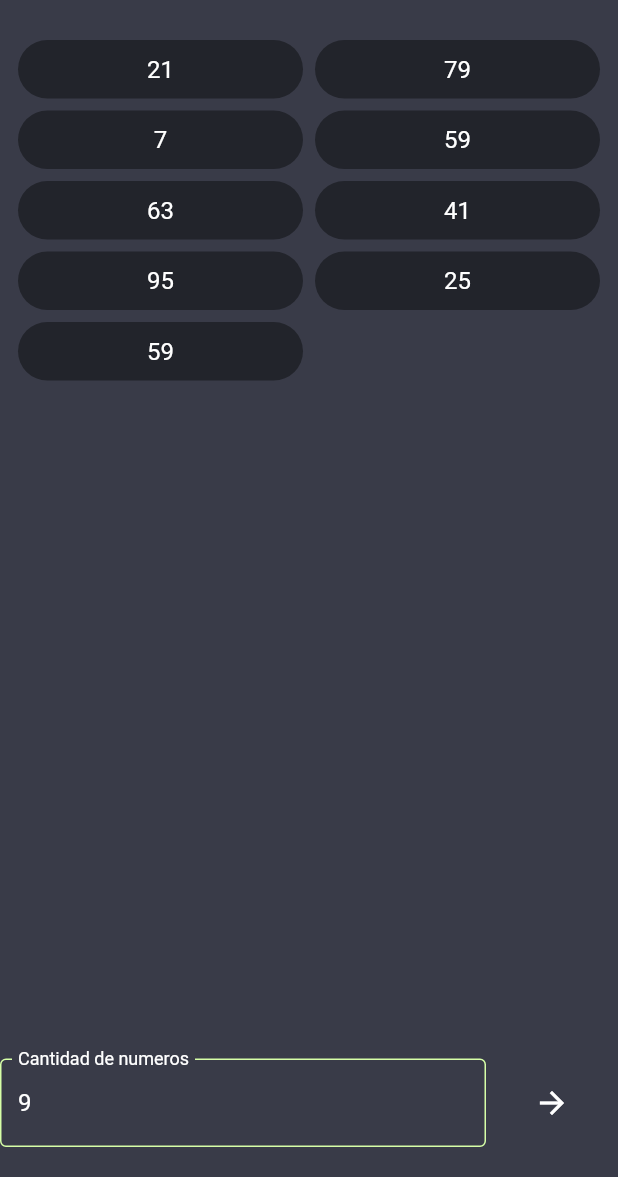
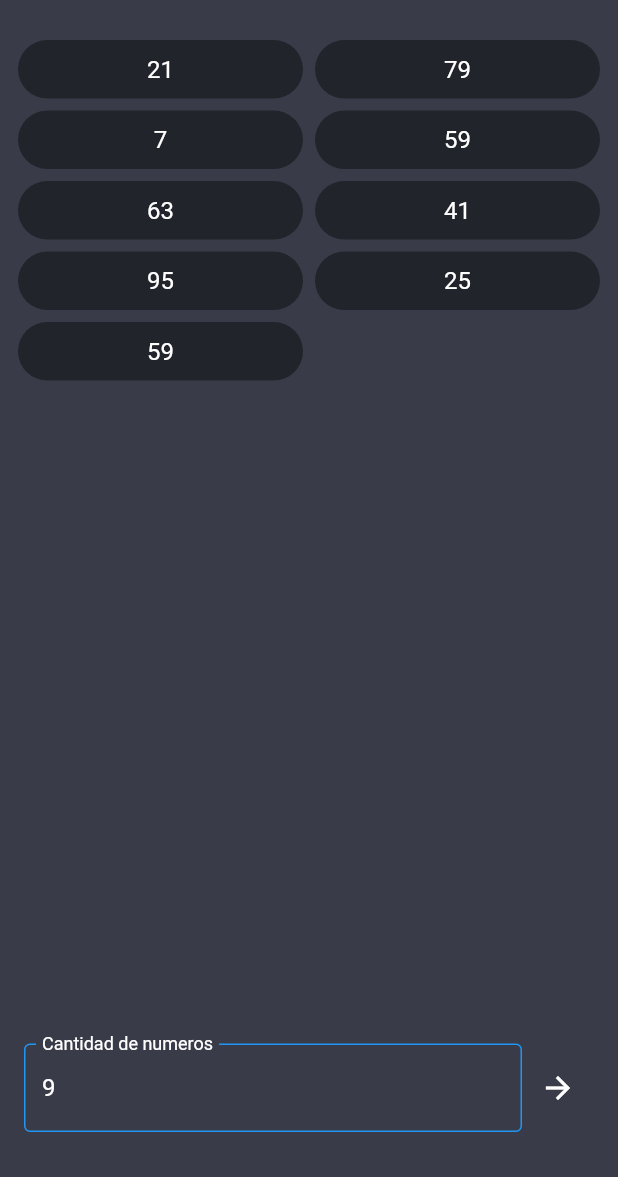
Before and after one commit to DilemaCode/triplecyber_flutter_test, a Flutter app: the OddPage screen opened by its route, after a tap on the "arrow forward" icon, on a phone screen of 412 x 824 dp, the part 59-1236 px from its top. Run offline on Flutter 3.47's test engine with Material 2 defaults, Android fonts, the light colour scheme and no system bars; our stand-ins replace dio, flutter_dotenv, get, shared_preferences; accounts and stored records are empty.

Commit message:
Improves: fix android env file, ui paddings, colors

```diff
--- a/lib/main.dart
+++ b/lib/main.dart
@@ -8,7 +8,7 @@ import 'package:triplecyber_test/routes/app.routes.dart';
 import 'package:triplecyber_test/theme/app.theme.dart';
 
 void main()async {
-  await dotenv.load(fileName: ".env");
+  await dotenv.load(fileName: "assets/.env");
   runApp(
     GetMaterialApp(
       debugShowCheckedModeBanner: false,
--- a/lib/modules/movies/widgets/movie.card.dart
+++ b/lib/modules/movies/widgets/movie.card.dart
@@ -31,7 +31,7 @@ class MovieCard extends StatelessWidget {
               word,
               style: TextStyle(
                 fontSize: 22,
-                color: Get.theme.colorScheme.primary,
+                color: Get.theme.backgroundColor,
                 fontWeight: FontWeight.w900,
               ),
             ),
--- a/lib/modules/odd_numbers/odd.page.dart
+++ b/lib/modules/odd_numbers/odd.page.dart
@@ -43,7 +43,11 @@ class OddPage extends StatelessWidget {
                   ),
                 ),
               const SizedBox(height: 20),
-              Row(
+              Padding(
+                padding:
+                    const EdgeInsets.symmetric(horizontal: 16, vertical: 10),
+                child: Row(
+                  mainAxisAlignment: MainAxisAlignment.spaceBetween,
                   children: [
                     Expanded(
                       child: TextFormField(
@@ -60,10 +64,12 @@ class OddPage extends StatelessWidget {
                             label: Text('Cantidad de numeros')),
                       ),
                     ),
-                  MaterialButton(
+                    IconButton(
                       onPressed: controller.getOddRandomNumber,
-                      child: const Icon(Icons.arrow_forward)),
+                      icon: const Icon(Icons.arrow_forward),
+                    ),
                   ],
+                ),
               ),
               const SizedBox(height: 20),
             ],
--- a/pubspec.yaml
+++ b/pubspec.yaml
@@ -65,7 +65,8 @@ flutter:
   uses-material-design: true
 
   # To add assets to your application, add an assets section, like this:
-  # assets:
+  assets:
+    - assets/.env
   #   - images/a_dot_burr.jpeg
   #   - images/a_dot_ham.jpeg
 
```
Also changed, not shown: lib/modules/atm_simulator/atm.page.dart (+9 -3 lines), lib/modules/coincidences/coincidences.page.dart (+3 -7 lines), lib/modules/random/random.page.dart (+9 -4 lines), lib/theme/app.theme.dart (+4 -4 lines), pubspec.lock, 1 other file. Lines whose indentation alone changed are shown as unchanged.
